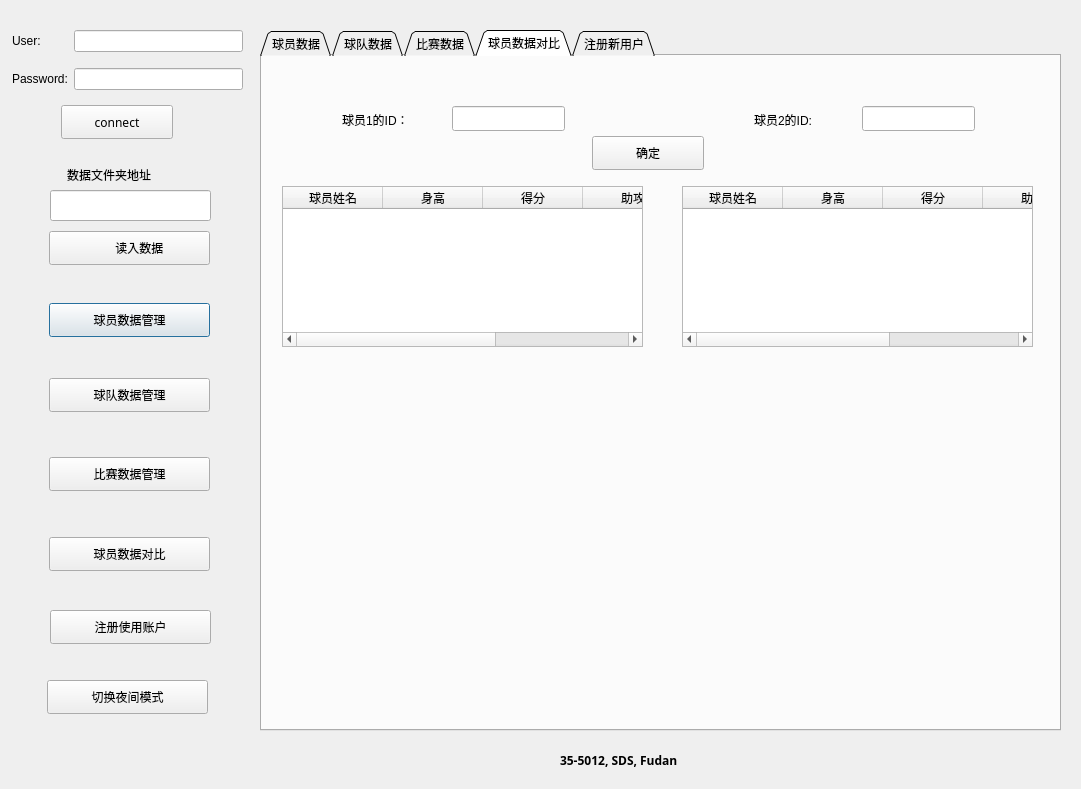
Before: the Qt Designer form venv/main.ui in pickerxxr/Database_project_5012, drawn with Qt 5.
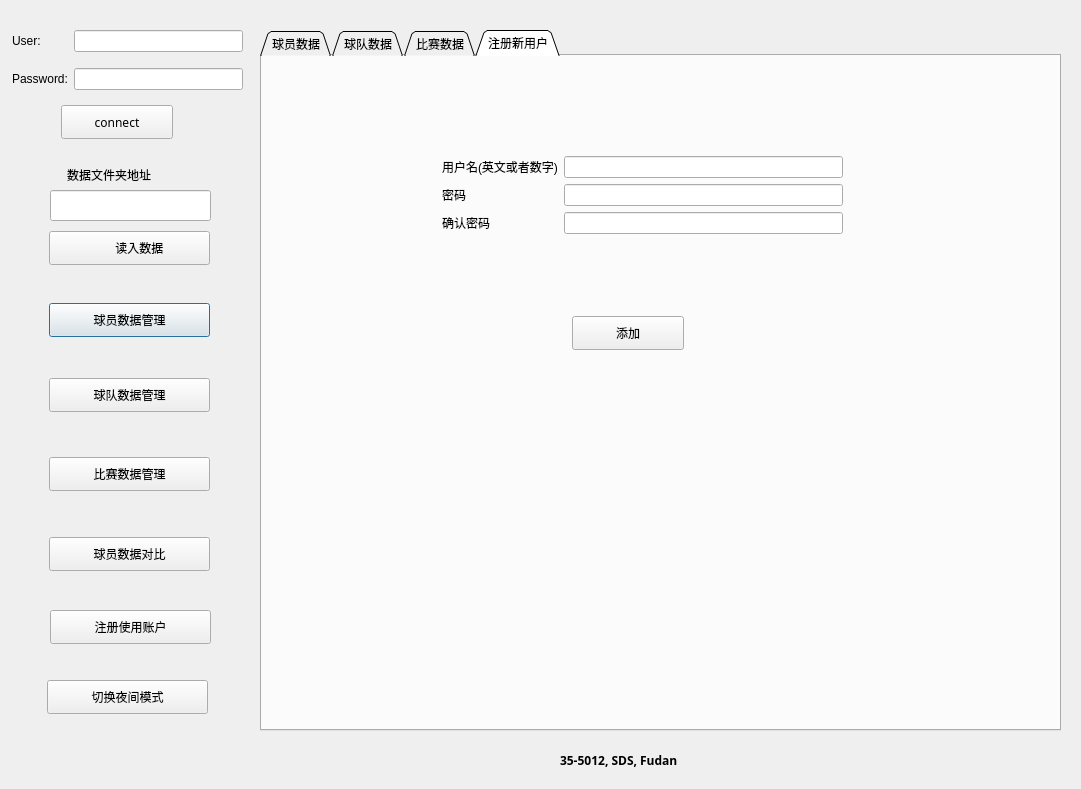
After: the same form once the commit is applied. The open tabs and pages were chosen to show the change. Icons and pictures are not drawn.

Patch:
```diff
--- a/venv/main.ui
+++ b/venv/main.ui
@@ -1443,140 +1443,6 @@
      </widget>
     </widget>
    </widget>
-   <widget class="QWidget" name="compare_tab">
-    <attribute name="title">
-     <string>球员数据对比</string>
-    </attribute>
-    <widget class="QLabel" name="compare_player_1_label">
-     <property name="geometry">
-      <rect>
-       <x>80</x>
-       <y>54</y>
-       <width>91</width>
-       <height>20</height>
-      </rect>
-     </property>
-     <property name="text">
-      <string>球员1的ID：</string>
-     </property>
-    </widget>
-    <widget class="QLineEdit" name="compare_player_1_input">
-     <property name="geometry">
-      <rect>
-       <x>190</x>
-       <y>50</y>
-       <width>113</width>
-       <height>25</height>
-      </rect>
-     </property>
-    </widget>
-    <widget class="QTableWidget" name="compare_player_1_tablewidget">
-     <property name="geometry">
-      <rect>
-       <x>20</x>
-       <y>130</y>
-       <width>361</width>
-       <height>161</height>
-      </rect>
-     </property>
-     <column>
-      <property name="text">
-       <string>球员姓名</string>
-      </property>
-     </column>
-     <column>
-      <property name="text">
-       <string>身高</string>
-      </property>
-     </column>
-     <column>
-      <property name="text">
-       <string>得分</string>
-      </property>
-     </column>
-     <column>
-      <property name="text">
-       <string>助攻</string>
-      </property>
-     </column>
-     <column>
-      <property name="text">
-       <string>篮板</string>
-      </property>
-     </column>
-    </widget>
-    <widget class="QLineEdit" name="compare_player_2_input">
-     <property name="geometry">
-      <rect>
-       <x>600</x>
-       <y>50</y>
-       <width>113</width>
-       <height>25</height>
-      </rect>
-     </property>
-    </widget>
-    <widget class="QLabel" name="compare_player_2_label">
-     <property name="geometry">
-      <rect>
-       <x>492</x>
-       <y>55</y>
-       <width>91</width>
-       <height>18</height>
-      </rect>
-     </property>
-     <property name="text">
-      <string>球员2的ID:</string>
-     </property>
-    </widget>
-    <widget class="QTableWidget" name="compare_player_2_tablewidget">
-     <property name="geometry">
-      <rect>
-       <x>420</x>
-       <y>130</y>
-       <width>351</width>
-       <height>161</height>
-      </rect>
-     </property>
-     <column>
-      <property name="text">
-       <string>球员姓名</string>
-      </property>
-     </column>
-     <column>
-      <property name="text">
-       <string>身高</string>
-      </property>
-     </column>
-     <column>
-      <property name="text">
-       <string>得分</string>
-      </property>
-     </column>
-     <column>
-      <property name="text">
-       <string>助攻</string>
-      </property>
-     </column>
-     <column>
-      <property name="text">
-       <string>篮板</string>
-      </property>
-     </column>
-    </widget>
-    <widget class="QPushButton" name="cmpare_confirm_pushbutton">
-     <property name="geometry">
-      <rect>
-       <x>330</x>
-       <y>80</y>
-       <width>112</width>
-       <height>34</height>
-      </rect>
-     </property>
-     <property name="text">
-      <string>确定</string>
-     </property>
-    </widget>
-   </widget>
    <widget class="QWidget" name="add_user_tab">
     <attribute name="title">
      <string>注册新用户</string>
```
Left out of the diff: 6 changed lines with no effect on the pictures.
